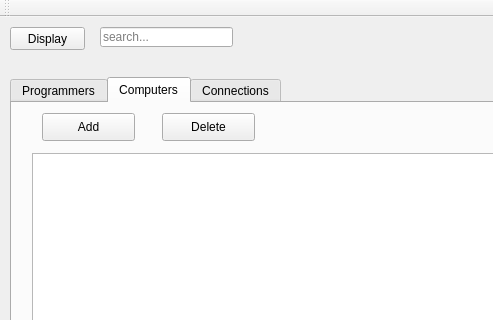
Before: the Qt Designer form mainwindow.ui in snaedisk/Hopur34_skil3, drawn with Qt 5; both pictures show x 0 to 493 and y 0 to 320 of the 590 by 660 pixel window.
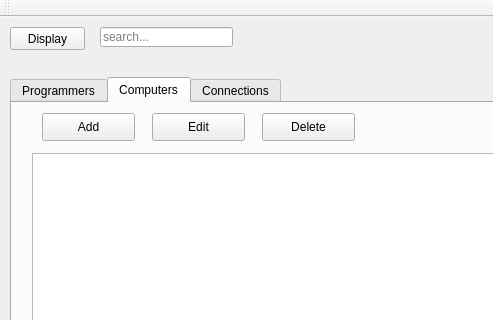
After: the same form once the commit is applied.

Commit message: edit fyrir computers !

Diff of the .ui file:
```diff
--- a/mainwindow.ui
+++ b/mainwindow.ui
@@ -142,7 +142,7 @@
      <widget class="QPushButton" name="buttonComputersDel">
       <property name="geometry">
        <rect>
-        <x>150</x>
+        <x>250</x>
         <y>10</y>
         <width>93</width>
         <height>28</height>
@@ -152,6 +152,19 @@
        <string>Delete</string>
       </property>
      </widget>
+     <widget class="QPushButton" name="buttonComputersEdit">
+      <property name="geometry">
+       <rect>
+        <x>140</x>
+        <y>10</y>
+        <width>93</width>
+        <height>28</height>
+       </rect>
+      </property>
+      <property name="text">
+       <string>Edit</string>
+      </property>
+     </widget>
     </widget>
     <widget class="QWidget" name="tabConnections">
      <attribute name="title">
```
The commit also changes 4 other files.
